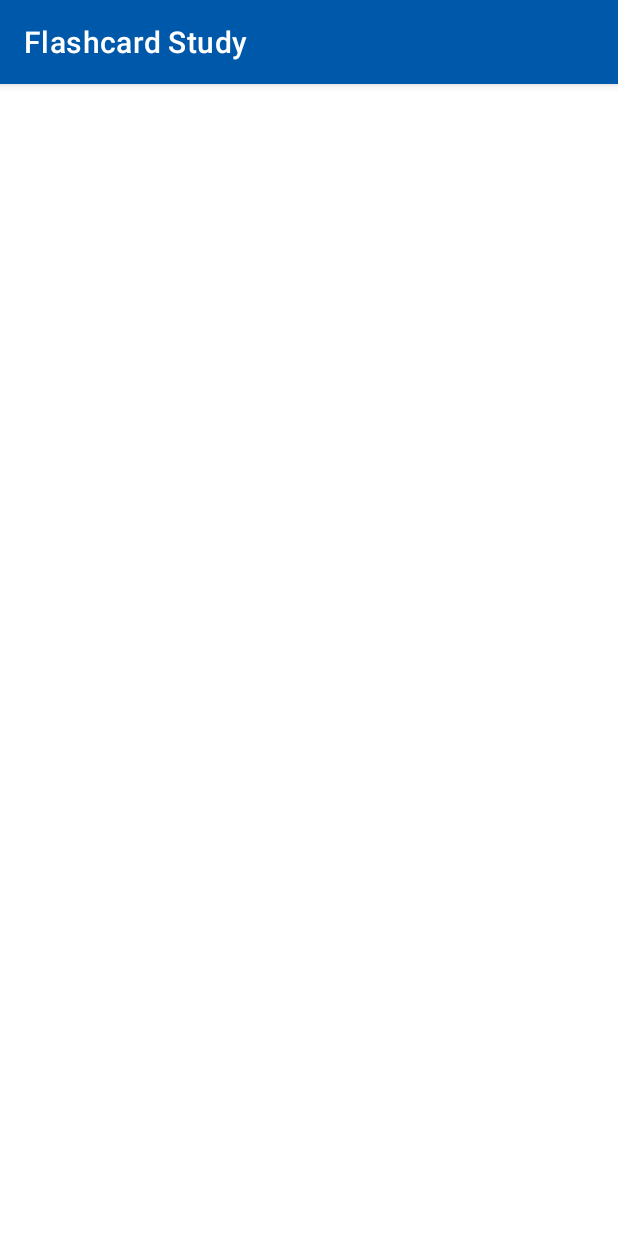
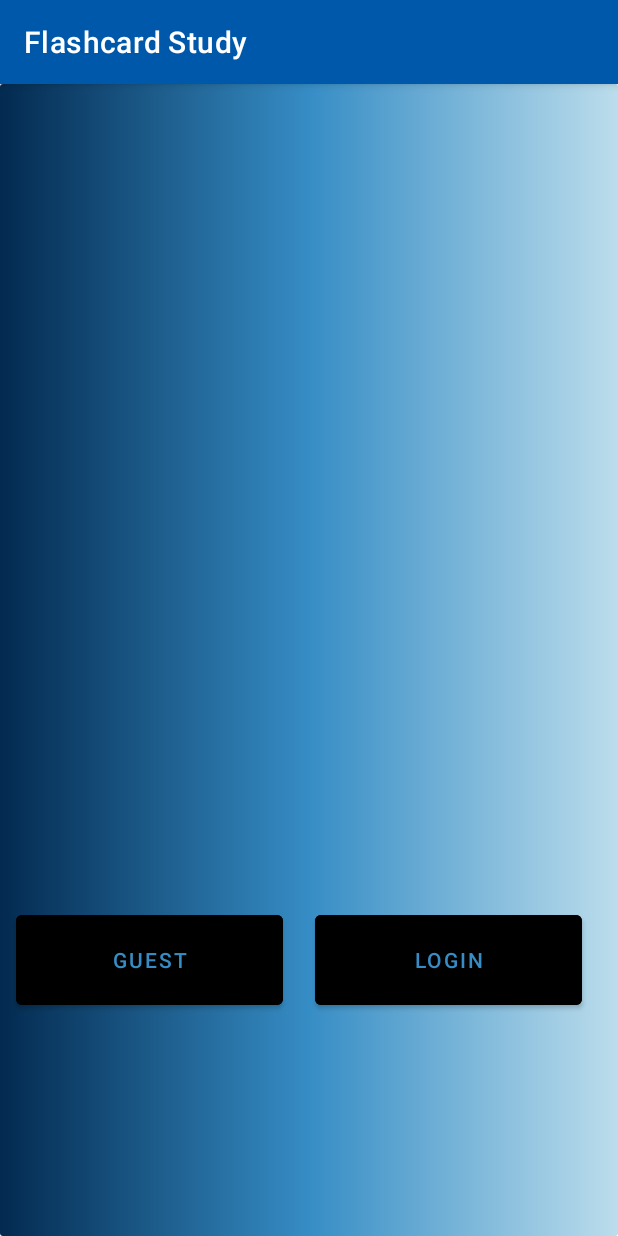
Before and after one commit to vmsaif/reversibleLearning, an Android app: the screen it shows after launch (MainActivity), on a phone screen of 412 x 824 dp. Run offline under Robolectric (Android 15) with nearby library versions, the light colour scheme and no system bars.

Commit message:
Created this class which will work to create an options activity presentation Also designed a very basic walk through of the app from the main page to the flashcard activity page.

```diff
--- a/app/src/main/AndroidManifest.xml
+++ b/app/src/main/AndroidManifest.xml
@@ -9,6 +9,8 @@
         android:roundIcon="@mipmap/ic_launcher_round"
         android:supportsRtl="true"
         android:theme="@style/Theme.Group5">
+        <activity android:name="presentation.OptionsActivity"></activity>
+        <activity android:name="presentation.FlashcardActivity"></activity>
         <activity android:name=".MainActivity">
             <intent-filter>
                 <action android:name="android.intent.action.MAIN" />
--- a/app/src/main/java/flashcard/group5/application/MainActivity.java
+++ b/app/src/main/java/flashcard/group5/application/MainActivity.java
@@ -2,12 +2,30 @@ package flashcard.group5.application;
 
 import androidx.appcompat.app.AppCompatActivity;
 
+import android.content.Intent;
 import android.os.Bundle;
+import android.view.View;
+import android.widget.Button;
+import presentation.OptionsActivity;
 
 public class MainActivity extends AppCompatActivity {
 
     @Override
     protected void onCreate(Bundle savedInstanceState) {
         super.onCreate(savedInstanceState);
-    }
-}
+        setContentView(R.layout.activity_main);
+        Button optionsButton = findViewById(R.id.button_options);
+        optionsButton.setOnClickListener(new View.OnClickListener() {
+            @Override
+            public void onClick(View v) {
+                openOptionsActivity();
+            }//onClick
+        });
+    }//onCreate
+
+    public void openOptionsActivity(){
+        Intent intent_options = new Intent(getApplicationContext(), OptionsActivity.class);
+        startActivity(intent_options);
+    }//openOptionsActivity
+
+}//MainActivity
--- /dev/null
+++ b/app/src/main/java/logic/FlashcardLogic.java
@@ -0,0 +1,5 @@
+package logic;
+
+public class FlashcardLogic {
+    //Will call functions from flashcard class to implement the logic which will be used to implement the GUI
+}//FlashcardLogic class
--- a/app/src/main/res/layout/activity_main.xml
+++ b/app/src/main/res/layout/activity_main.xml
@@ -4,4 +4,36 @@
     xmlns:tools="http://schemas.android.com/tools"
     android:layout_width="match_parent"
     android:layout_height="match_parent"
-    tools:context=".MainActivity"/>
+    android:background="@drawable/drawable_button_gradient"
+    tools:context=".MainActivity">
+
+    <Button
+        android:id="@+id/button_login"
+        android:layout_width="178dp"
+        android:layout_height="72dp"
+        android:layout_marginStart="11dp"
+        android:layout_marginTop="465dp"
+        android:layout_marginEnd="29dp"
+        android:layout_marginBottom="66dp"
+        android:backgroundTint="@color/black"
+        android:text="@string/Login"
+        app:layout_constraintBottom_toBottomOf="parent"
+        app:layout_constraintEnd_toEndOf="parent"
+        app:layout_constraintStart_toEndOf="@+id/button_options"
+        app:layout_constraintTop_toTopOf="parent" />
+
+    <Button
+        android:id="@+id/button_options"
+        android:layout_width="178dp"
+        android:layout_height="72dp"
+        android:layout_marginStart="16dp"
+        android:layout_marginTop="465dp"
+        android:layout_marginEnd="10dp"
+        android:layout_marginBottom="66dp"
+        android:backgroundTint="@color/black"
+        android:text="@string/Guest"
+        app:layout_constraintBottom_toBottomOf="parent"
+        app:layout_constraintEnd_toStartOf="@+id/button_login"
+        app:layout_constraintStart_toStartOf="parent"
+        app:layout_constraintTop_toTopOf="parent" />
+</androidx.constraintlayout.widget.ConstraintLayout>
--- a/app/src/main/res/values/strings.xml
+++ b/app/src/main/res/values/strings.xml
@@ -6,5 +6,7 @@
     <string name="folders">Folders</string>
     <string name="create_quiz">Create Quiz</string>
     <string name="create_test">Create Test</string>
+    <string name="Guest">Guest</string>
+    <string name="Login">Login</string>
 
 </resources>
```
Also changed, not shown: app/src/main/java/presentation/FlashcardActivity.java (+7 -7 lines), app/src/main/java/presentation/OptionsActivity.java (+16 -1 lines), app/src/main/res/layout/activity_flashcard.xml (+12 -1 lines).
